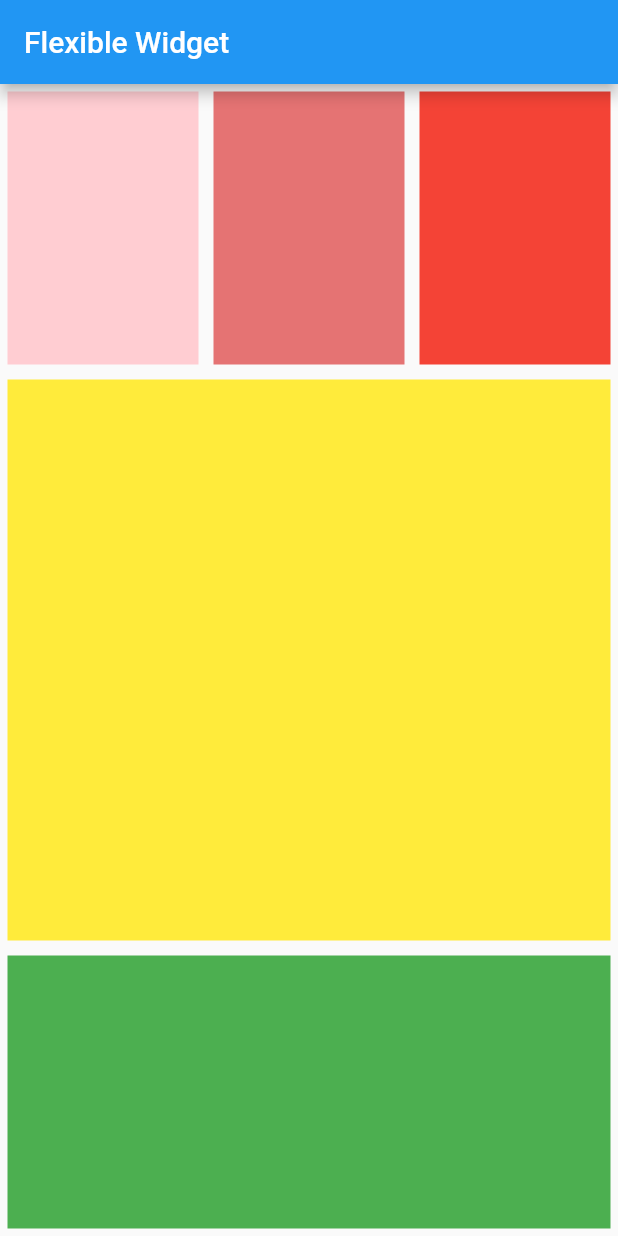
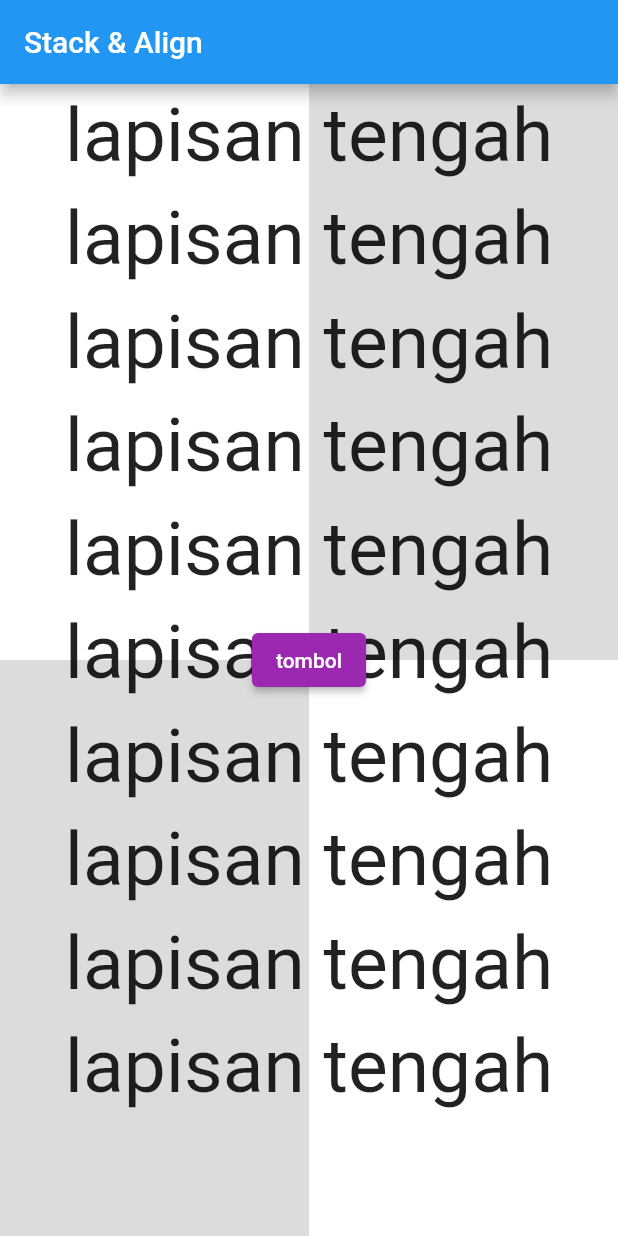
Before and after one commit to iqbalseptyan/flutter-fundamental, a Flutter app: the screen it shows after launch, on a phone screen of 412 x 824 dp. Run offline on Flutter 3.47's test engine with Material 2 defaults, Android fonts, the phone set to English and light mode, and no system bars.

Commit message:
Stack & Align

```diff
--- a/lib/main.dart
+++ b/lib/main.dart
@@ -12,9 +12,11 @@ class MyApp extends StatelessWidget {
     return MaterialApp(
       home: Scaffold(
           appBar: AppBar(
-          title: const Text("Flexible Widget"),
+            title: const Text("Stack & Align"),
           ),
-        body: Column(
+          body: Stack(
+            children: [
+              Column(
                 children: [
                   Flexible(
                       flex: 1,
@@ -23,35 +25,120 @@ class MyApp extends StatelessWidget {
                           Flexible(
                               flex: 1,
                               child: Container(
-                        margin: const EdgeInsets.all(5),
-                        color: Colors.red[100],
+                                color: Colors.white,
                               )),
                           Flexible(
                               flex: 1,
                               child: Container(
-                          margin: const EdgeInsets.all(5),
-                          color: Colors.red[300])),
+                                color: Colors.black12,
+                              ))
+                        ],
+                      )),
+                  Flexible(
+                      flex: 1,
+                      child: Row(
+                        children: [
                           Flexible(
                               flex: 1,
                               child: Container(
-                          margin: const EdgeInsets.all(5),
-                          color: Colors.red[500])),
-                ],
-              ),
-            ),
-            Flexible(
-              flex: 2,
-              child: Container(
-                  margin: const EdgeInsets.all(5), color: Colors.yellow),
-            ),
+                                color: Colors.black12,
+                              )),
                           Flexible(
                               flex: 1,
                               child: Container(
-                  margin: const EdgeInsets.all(5), color: Colors.green),
+                                color: Colors.white,
+                              ))
+                        ],
+                      )),
+                ],
+              ),
+              ListView(
+                children: [
+                  Column(
+                    children: [
+                      Container(
+                        margin: const EdgeInsets.all(5),
+                        child: const Text(
+                          "lapisan tengah",
+                          style: TextStyle(fontSize: 50),
+                        ),
+                      ),
+                      Container(
+                        margin: const EdgeInsets.all(5),
+                        child: const Text(
+                          "lapisan tengah",
+                          style: TextStyle(fontSize: 50),
+                        ),
+                      ),
+                      Container(
+                        margin: const EdgeInsets.all(5),
+                        child: const Text(
+                          "lapisan tengah",
+                          style: TextStyle(fontSize: 50),
+                        ),
+                      ),
+                      Container(
+                        margin: const EdgeInsets.all(5),
+                        child: const Text(
+                          "lapisan tengah",
+                          style: TextStyle(fontSize: 50),
+                        ),
+                      ),
+                      Container(
+                        margin: const EdgeInsets.all(5),
+                        child: const Text(
+                          "lapisan tengah",
+                          style: TextStyle(fontSize: 50),
+                        ),
+                      ),
+                      Container(
+                        margin: const EdgeInsets.all(5),
+                        child: const Text(
+                          "lapisan tengah",
+                          style: TextStyle(fontSize: 50),
+                        ),
+                      ),
+                      Container(
+                        margin: const EdgeInsets.all(5),
+                        child: const Text(
+                          "lapisan tengah",
+                          style: TextStyle(fontSize: 50),
+                        ),
+                      ),
+                      Container(
+                        margin: const EdgeInsets.all(5),
+                        child: const Text(
+                          "lapisan tengah",
+                          style: TextStyle(fontSize: 50),
+                        ),
+                      ),
+                      Container(
+                        margin: const EdgeInsets.all(5),
+                        child: const Text(
+                          "lapisan tengah",
+                          style: TextStyle(fontSize: 50),
+                        ),
+                      ),
+                      Container(
+                        margin: const EdgeInsets.all(5),
+                        child: const Text(
+                          "lapisan tengah",
+                          style: TextStyle(fontSize: 50),
+                        ),
+                      ),
+                    ],
                   )
                 ],
               ),
+              Center(
+                child: ElevatedButton(
+                  onPressed: () {},
+                  child: const Text("tombol"),
+                  style: ElevatedButton.styleFrom(primary: Colors.purple),
                 ),
+              )
+            ],
+          )),
     );
   }
 }
```
Lines whose indentation alone changed are shown as unchanged.
